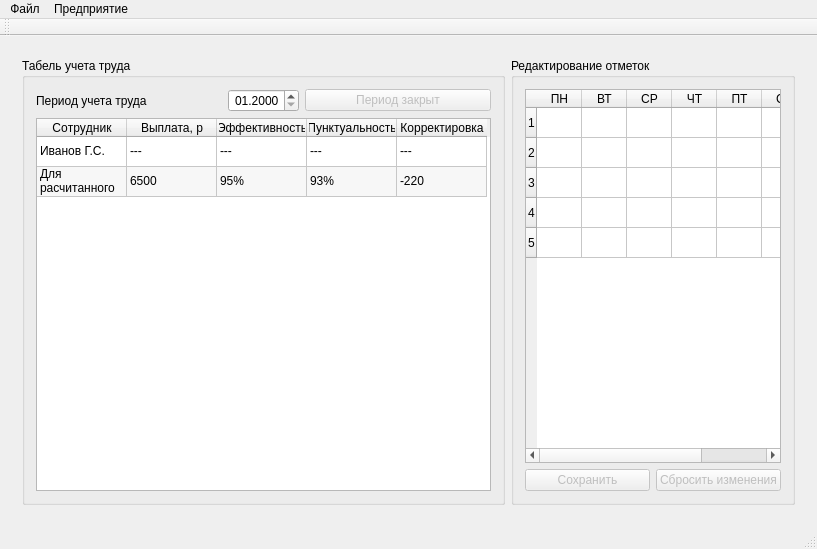
Qt form SalaryCount/SalaryCount/salarycount.ui (artemkurylev/mdkp) before a commit.
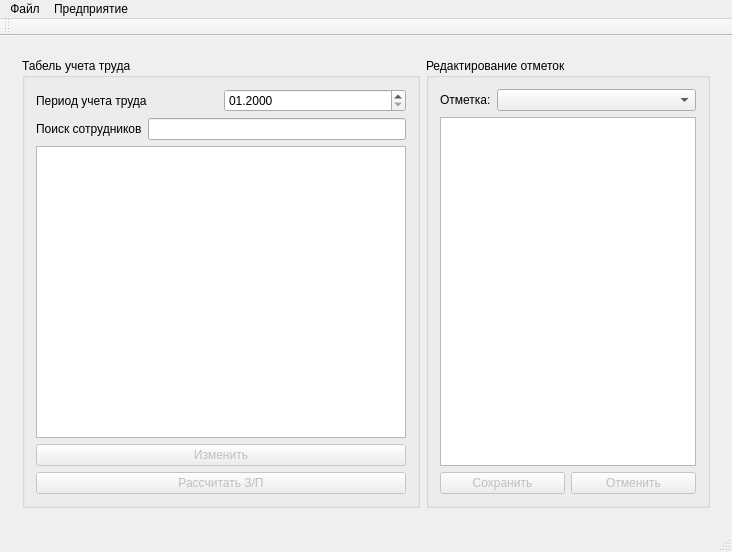
The same form after that commit. The open tabs and pages were chosen to show the change. Icons and pictures are not drawn.

Commit message: Исправлены коллизии со связью между страницей и главным окном

```diff
--- a/SalaryCount/SalaryCount/salarycount.ui
+++ b/SalaryCount/SalaryCount/salarycount.ui
@@ -6,8 +6,8 @@
    <rect>
     <x>0</x>
     <y>0</y>
-    <width>817</width>
-    <height>530</height>
+    <width>732</width>
+    <height>552</height>
    </rect>
   </property>
   <property name="windowTitle">
@@ -325,6 +325,43 @@
            <string>Табель учета труда</string>
           </property>
           <layout class="QGridLayout" name="gridLayout_4">
+           <item row="2" column="0">
+            <widget class="QTableWidget" name="employeeLaborSheetTable"/>
+           </item>
+           <item row="1" column="0">
+            <layout class="QHBoxLayout" name="horizontalLayout_3">
+             <item>
+              <widget class="QLabel" name="label_14">
+               <property name="text">
+                <string>Поиск сотрудников</string>
+               </property>
+              </widget>
+             </item>
+             <item>
+              <widget class="QLineEdit" name="lineEdit_9"/>
+             </item>
+            </layout>
+           </item>
+           <item row="3" column="0">
+            <widget class="QPushButton" name="pushButton_7">
+             <property name="enabled">
+              <bool>false</bool>
+             </property>
+             <property name="text">
+              <string>Изменить</string>
+             </property>
+            </widget>
+           </item>
+           <item row="4" column="0">
+            <widget class="QPushButton" name="pushButton_6">
+             <property name="enabled">
+              <bool>false</bool>
+             </property>
+             <property name="text">
+              <string>Рассчитать З/П</string>
+             </property>
+            </widget>
+           </item>
            <item row="0" column="0">
             <layout class="QHBoxLayout" name="horizontalLayout_14">
              <item>
@@ -336,15 +373,6 @@
              </item>
              <item>
               <widget class="QDateEdit" name="dateEdit_2">
-               <property name="sizePolicy">
-                <sizepolicy hsizetype="Maximum" vsizetype="Fixed">
-                 <horstretch>0</horstretch>
-                 <verstretch>0</verstretch>
-                </sizepolicy>
-               </property>
-               <property name="alignment">
-                <set>Qt::AlignRight|Qt::AlignTrailing|Qt::AlignVCenter</set>
-               </property>
                <property name="displayFormat">
                 <string>MM.yyyy</string>
                </property>
@@ -360,145 +388,8 @@
                </property>
               </widget>
              </item>
-             <item>
-              <widget class="QPushButton" name="LaborSheetClose_button">
-               <property name="enabled">
-                <bool>false</bool>
-               </property>
-               <property name="text">
-                <string>Период закрыт</string>
-               </property>
-              </widget>
-             </item>
             </layout>
            </item>
-           <item row="1" column="0">
-            <widget class="QTableWidget" name="employeeLaborSheetTable">
-             <property name="editTriggers">
-              <set>QAbstractItemView::NoEditTriggers</set>
-             </property>
-             <property name="showDropIndicator" stdset="0">
-              <bool>false</bool>
-             </property>
-             <property name="alternatingRowColors">
-              <bool>true</bool>
-             </property>
-             <property name="selectionMode">
-              <enum>QAbstractItemView::SingleSelection</enum>
-             </property>
-             <property name="selectionBehavior">
-              <enum>QAbstractItemView::SelectRows</enum>
-             </property>
-             <property name="cornerButtonEnabled">
-              <bool>false</bool>
-             </property>
-             <attribute name="horizontalHeaderCascadingSectionResizes">
-              <bool>true</bool>
-             </attribute>
-             <attribute name="horizontalHeaderDefaultSectionSize">
-              <number>90</number>
-             </attribute>
-             <attribute name="horizontalHeaderHighlightSections">
-              <bool>false</bool>
-             </attribute>
-             <attribute name="verticalHeaderVisible">
-              <bool>false</bool>
-             </attribute>
-             <attribute name="verticalHeaderHighlightSections">
-              <bool>false</bool>
-             </attribute>
-             <row>
-              <property name="text">
-               <string>001</string>
-              </property>
-             </row>
-             <row>
-              <property name="text">
-               <string>0002</string>
-              </property>
-             </row>
-             <column>
-              <property name="text">
-               <string>Сотрудник</string>
-              </property>
-              <property name="font">
-               <font>
-                <kerning>false</kerning>
-               </font>
-              </property>
-             </column>
-             <column>
-              <property name="text">
-               <string>Выплата, р</string>
-              </property>
-             </column>
-             <column>
-              <property name="text">
-               <string>Эффективность</string>
-              </property>
-             </column>
-             <column>
-              <property name="text">
-               <string>Пунктуальность</string>
-              </property>
-             </column>
-             <column>
-              <property name="text">
-               <string>Корректировка</string>
-              </property>
-             </column>
-             <item row="0" column="0">
-              <property name="text">
-               <string>Иванов Г.С.</string>
-              </property>
-             </item>
-             <item row="0" column="1">
-              <property name="text">
-               <string>---</string>
-              </property>
-             </item>
-             <item row="0" column="2">
-              <property name="text">
-               <string>---</string>
-              </property>
-             </item>
-             <item row="0" column="3">
-              <property name="text">
-               <string>---</string>
-              </property>
-             </item>
-             <item row="0" column="4">
-              <property name="text">
-               <string>---</string>
-              </property>
-             </item>
-             <item row="1" column="0">
-              <property name="text">
-               <string>Для расчитанного</string>
-              </property>
-             </item>
-             <item row="1" column="1">
-              <property name="text">
-               <string>6500</string>
-              </property>
-             </item>
-             <item row="1" column="2">
-              <property name="text">
-               <string>95%</string>
-              </property>
-             </item>
-             <item row="1" column="3">
-              <property name="text">
-               <string>93%</string>
-              </property>
-             </item>
-             <item row="1" column="4">
-              <property name="text">
-               <string>-220</string>
-              </property>
-             </item>
-            </widget>
-           </item>
           </layout>
          </widget>
         </item>
@@ -517,7 +408,30 @@
            <string>Редактирование отметок</string>
           </property>
           <layout class="QGridLayout" name="gridLayout_9">
+           <item row="0" column="0">
+            <layout class="QHBoxLayout" name="horizontalLayout_9">
+             <item>
+              <widget class="QLabel" name="label_2">
+               <property name="sizePolicy">
+                <sizepolicy hsizetype="Fixed" vsizetype="Preferred">
+                 <horstretch>0</horstretch>
+                 <verstretch>0</verstretch>
+                </sizepolicy>
+               </property>
+               <property name="text">
+                <string>Отметка:</string>
+               </property>
+              </widget>
+             </item>
+             <item>
+              <widget class="QComboBox" name="comboBox_3"/>
+             </item>
+            </layout>
+           </item>
            <item row="1" column="0">
+            <widget class="QListWidget" name="listWidget_3"/>
+           </item>
+           <item row="2" column="0">
             <layout class="QHBoxLayout" name="horizontalLayout_13">
              <item>
               <widget class="QPushButton" name="pushButton_13">
@@ -535,85 +449,12 @@
                 <bool>false</bool>
                </property>
                <property name="text">
-                <string>Сбросить изменения</string>
+                <string>Отменить</string>
                </property>
               </widget>
              </item>
             </layout>
            </item>
-           <item row="0" column="0">
-            <widget class="QTableWidget" name="laborSheet">
-             <property name="selectionMode">
-              <enum>QAbstractItemView::NoSelection</enum>
-             </property>
-             <property name="cornerButtonEnabled">
-              <bool>false</bool>
-             </property>
-             <attribute name="horizontalHeaderDefaultSectionSize">
-              <number>45</number>
-             </attribute>
-             <row>
-              <property name="text">
-               <string>1</string>
-              </property>
-             </row>
-             <row>
-              <property name="text">
-               <string>2</string>
-              </property>
-             </row>
-             <row>
-              <property name="text">
-               <string>3</string>
-              </property>
-             </row>
-             <row>
-              <property name="text">
-               <string>4</string>
-              </property>
-             </row>
-             <row>
-              <property name="text">
-               <string>5</string>
-              </property>
-             </row>
-             <column>
-              <property name="text">
-               <string>ПН</string>
-              </property>
-             </column>
-             <column>
-              <property name="text">
-               <string>ВТ</string>
-              </property>
-             </column>
-             <column>
-              <property name="text">
-               <string>СР</string>
-              </property>
-             </column>
-             <column>
-              <property name="text">
-               <string>ЧТ</string>
-              </property>
-             </column>
-             <column>
-              <property name="text">
-               <string>ПТ</string>
-              </property>
-             </column>
-             <column>
-              <property name="text">
-               <string>СБ</string>
-              </property>
-             </column>
-             <column>
-              <property name="text">
-               <string>ВС</string>
-              </property>
-             </column>
-            </widget>
-           </item>
           </layout>
          </widget>
         </item>
@@ -909,8 +750,8 @@
     <rect>
      <x>0</x>
      <y>0</y>
-     <width>817</width>
-     <height>20</height>
+     <width>732</width>
+     <height>21</height>
     </rect>
    </property>
    <widget class="QMenu" name="menu">
```
Left out of the diff: 14 changed lines with no effect on the pictures. The commit also changes 1 other file.
